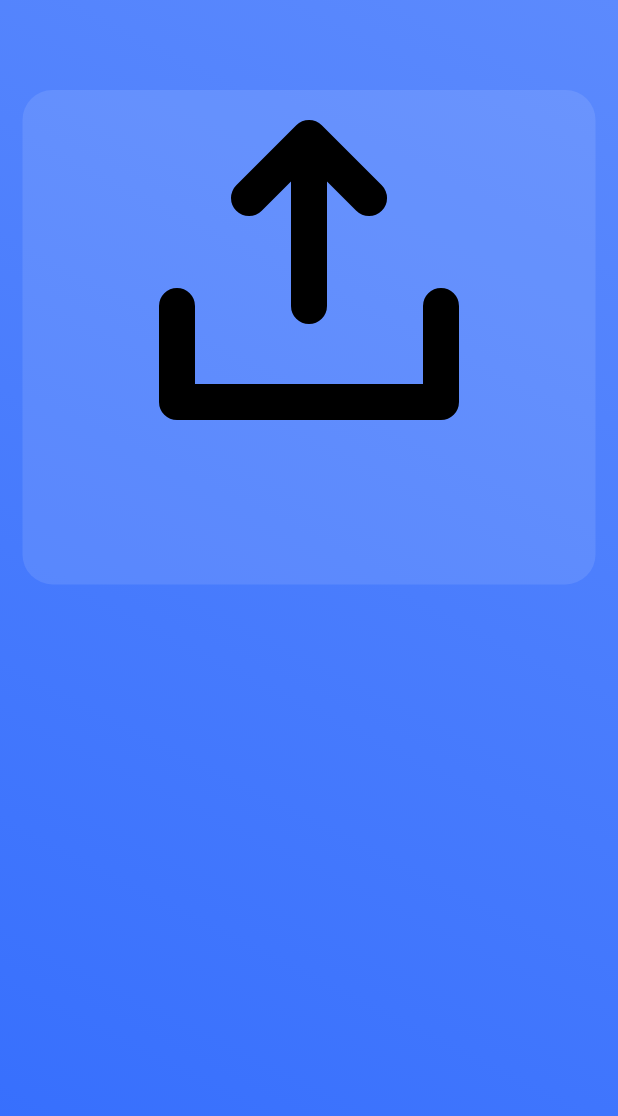
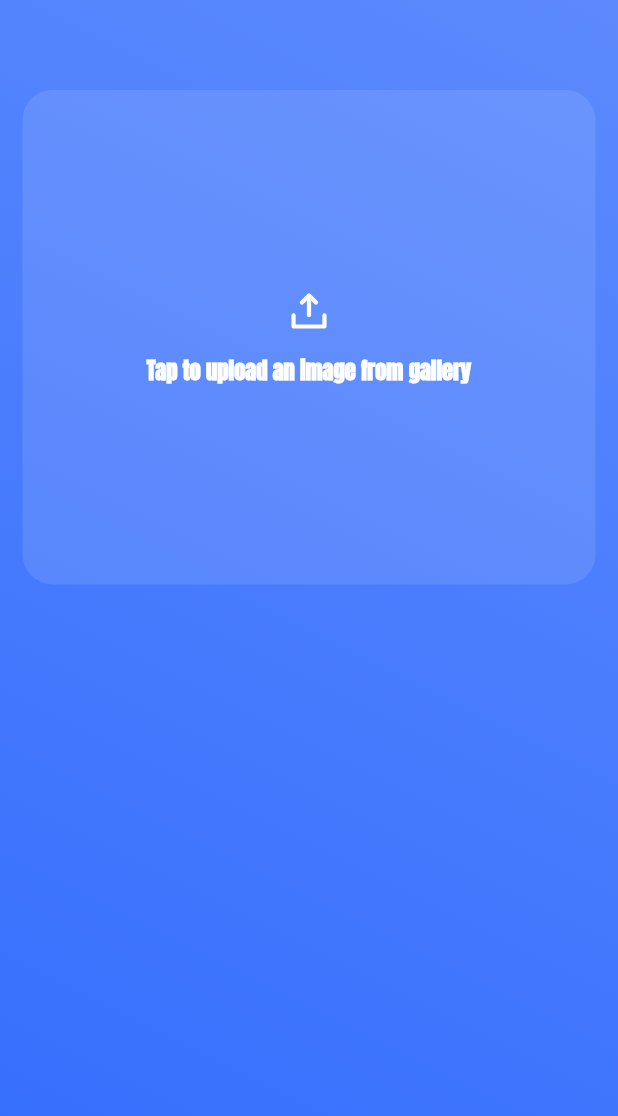
Before and after one commit to emeleonufavour/hide-me, a Flutter app: the HideMessageScreen screen opened directly, on a phone screen of 412 x 824 dp. Shown: the top 1116 px of the screen. Run offline on Flutter 3.47's test engine with Material 3 defaults, Android fonts, the phone set to English and light mode, and no system bars; our stand-ins replace flutter_animate, flutter_svg, hex, lottie; missing offline and left inert: cryptography, image_size_getter.

```diff
--- a/lib/ui/views/hide_message/hide_message_screen.dart
+++ b/lib/ui/views/hide_message/hide_message_screen.dart
@@ -1,6 +1,7 @@
 import 'package:flutter/material.dart';
 import 'package:flutter/widgets.dart';
 import 'package:flutter_svg/svg.dart';
+import 'package:hide_me/ui/views/hide_message/widgets/image_box.dart';
 import 'package:hide_me/ui/widgets/text_widget.dart';
 
 class HideMessageScreen extends StatelessWidget {
@@ -20,25 +21,13 @@ class HideMessageScreen extends StatelessWidget {
             colors: [Color(0xff5c8afd), Color(0xff346dfd)],
           ),
         ),
-        child: Padding(
-          padding: const EdgeInsets.symmetric(horizontal: 15),
+        child: const Padding(
+          padding: EdgeInsets.symmetric(horizontal: 15),
           child: Column(children: [
             const SizedBox(
               height: 60,
             ),
-            Container(
-              width: double.maxFinite,
-              height: size.height * 0.4,
-              decoration: BoxDecoration(
-                color: Colors.white.withOpacity(0.1),
-                borderRadius: BorderRadius.circular(20),
-              ),
-              child: Center(
-                child: Column(
-                  children: [SvgPicture.asset("assets/svg/upload.svg")],
-                ),
-              ),
-            ),
+            ImageBox()
           ]),
         ),
       ),
--- /dev/null
+++ b/lib/ui/views/hide_message/widgets/image_box.dart
@@ -0,0 +1,87 @@
+import 'package:flutter/material.dart';
+import 'package:flutter/services.dart';
+import 'package:flutter_svg/svg.dart';
+
+import '../../../widgets/text_widget.dart';
+
+class ImageBox extends StatefulWidget {
+  const ImageBox({
+    super.key,
+    this.fct,
+  });
+
+  final VoidCallback? fct;
+
+  @override
+  State<ImageBox> createState() => _HomeBoxState();
+}
+
+class _HomeBoxState extends State<ImageBox>
+    with SingleTickerProviderStateMixin {
+  late AnimationController _controller;
+
+  @override
+  void initState() {
+    super.initState();
+    _controller = AnimationController(
+      duration: const Duration(milliseconds: 150),
+      vsync: this,
+    );
+  }
+
+  @override
+  void dispose() {
+    _controller.dispose();
+    super.dispose();
+  }
+
+  @override
+  Widget build(BuildContext context) {
+    final Size size = MediaQuery.sizeOf(context);
+    return GestureDetector(
+      onTap: () {
+        _controller.forward();
+        HapticFeedback.lightImpact();
+        Future.delayed(const Duration(milliseconds: 200), () {
+          _controller.reverse();
+          // widget.fct!();
+        });
+      },
+      child: ScaleTransition(
+        scale: Tween<double>(
+          begin: 1.0,
+          end: 0.95,
+        ).animate(_controller),
+        child: AnimatedContainer(
+          duration: const Duration(milliseconds: 200),
+          width: double.maxFinite,
+          height: size.height * 0.4,
+          decoration: BoxDecoration(
+            color: Colors.white.withOpacity(0.1),
+            borderRadius: BorderRadius.circular(20),
+          ),
+          child: Center(
+            child: Column(
+              mainAxisAlignment: MainAxisAlignment.center,
+              children: [
+                SvgPicture.asset(
+                  "assets/svg/upload.svg",
+                  color: Colors.white,
+                  height: 30,
+                  width: 30,
+                ),
+                const SizedBox(
+                  height: 15,
+                ),
+                const TextWidget(
+                  title: "Tap to upload an image from gallery",
+                  textColor: Colors.white,
+                )
+              ],
+            ),
+          ),
+        ),
+      ),
+    );
+  }
+}
--- a/pubspec.yaml
+++ b/pubspec.yaml
@@ -44,6 +44,7 @@ dependencies:
   flutter_svg: ^2.0.10+1
   flutter_animate: ^4.5.0
   animations: ^2.0.11
+  image_picker: ^1.1.2
 
 dev_dependencies:
   flutter_test:
```
Also changed, not shown: pubspec.lock, 2 other files.
